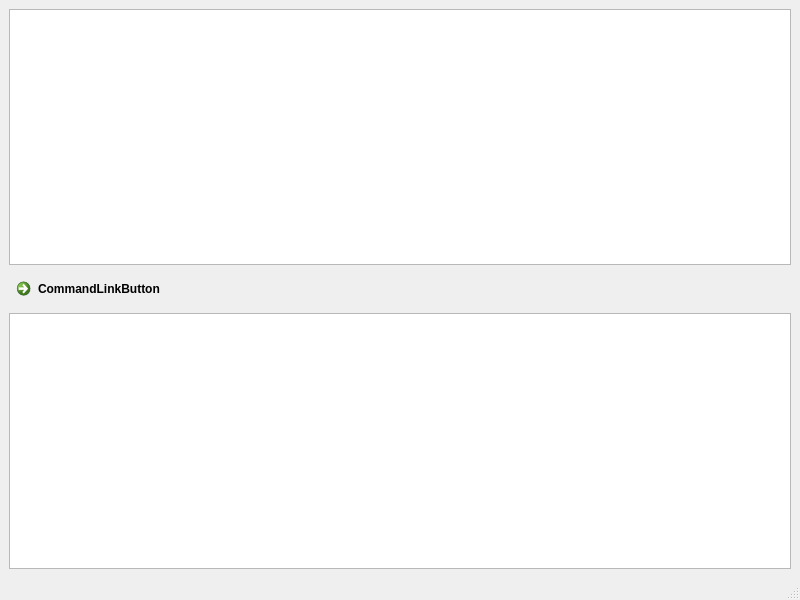
Above: mainwindow.ui from recursivelab/FunnyProof before the change. Below: the same form after it.
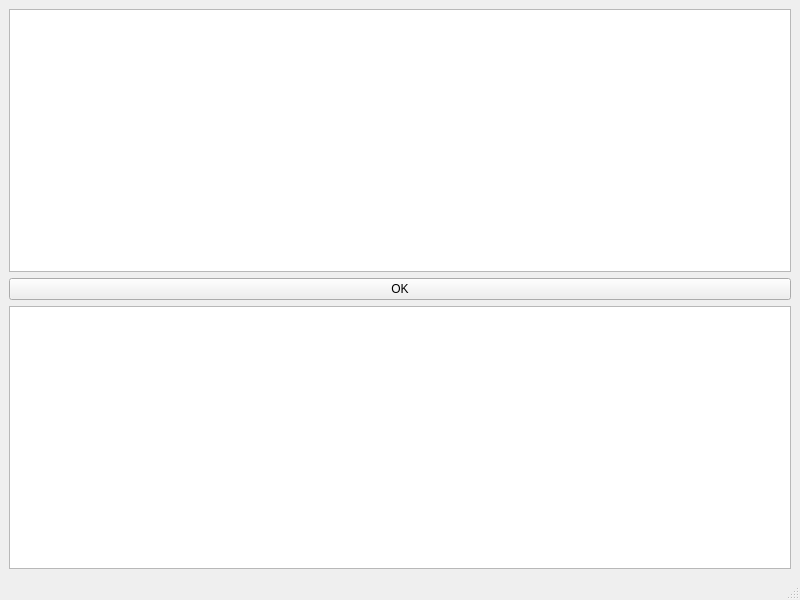
That is the form after the change.

```diff
--- a/mainwindow.ui
+++ b/mainwindow.ui
@@ -19,15 +19,16 @@
      <widget class="QPlainTextEdit" name="input">
       <property name="font">
        <font>
-        <family>Linux Libertine Display G</family>
+        <family>Lucida Sans Unicode</family>
+        <pointsize>16</pointsize>
        </font>
       </property>
      </widget>
     </item>
     <item>
-     <widget class="QCommandLinkButton" name="commandLinkButton">
+     <widget class="QPushButton" name="okButton">
       <property name="text">
-       <string>CommandLinkButton</string>
+       <string>OK</string>
       </property>
      </widget>
     </item>
```
Left out of the diff: 22 changed lines with no effect on the pictures.
